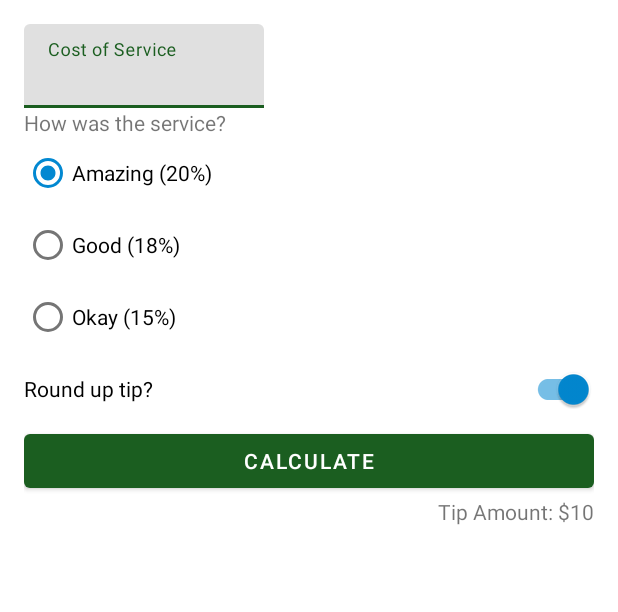
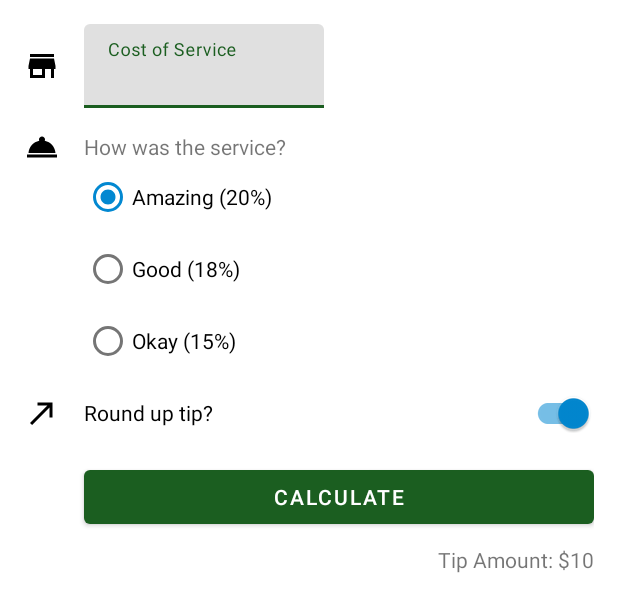
Before and after one commit to danielcoderman/Tip-Time, an Android app: the layout activity_main.xml on its own in the app's theme, with its tools: preview values and no code run, on a phone screen of 412 x 824 dp. Shown: the top 612 px of the screen. Run offline under Robolectric (Android 15) with nearby library versions, the phone set to English and light mode, and no system bars.

Commit message:
Finished "material components" section in "create a more polished user experience" codelab

```diff
--- a/app/build.gradle
+++ b/app/build.gradle
@@ -14,6 +14,7 @@ android {
         versionName "1.0"
 
         testInstrumentationRunner "androidx.test.runner.AndroidJUnitRunner"
+        vectorDrawables.useSupportLibrary = true
     }
 
     buildTypes {
--- /dev/null
+++ b/app/src/main/res/drawable/ic_round_up.xml
@@ -0,0 +1,5 @@
+<vector android:height="24dp" android:tint="#000000"
+    android:viewportHeight="24" android:viewportWidth="24"
+    android:width="24dp" xmlns:android="http://schemas.android.com/apk/res/android">
+    <path android:fillColor="@android:color/white" android:pathData="M9,5v2h6.59L4,18.59 5.41,20 17,8.41V15h2V5z"/>
+</vector>
--- /dev/null
+++ b/app/src/main/res/drawable/ic_service.xml
@@ -0,0 +1,5 @@
+<vector android:height="24dp" android:tint="#000000"
+    android:viewportHeight="24" android:viewportWidth="24"
+    android:width="24dp" xmlns:android="http://schemas.android.com/apk/res/android">
+    <path android:fillColor="@android:color/white" android:pathData="M2,17h20v2L2,19zM13.84,7.79c0.1,-0.24 0.16,-0.51 0.16,-0.79 0,-1.1 -0.9,-2 -2,-2s-2,0.9 -2,2c0,0.28 0.06,0.55 0.16,0.79C6.25,8.6 3.27,11.93 3,16h18c-0.27,-4.07 -3.25,-7.4 -7.16,-8.21z"/>
+</vector>
--- /dev/null
+++ b/app/src/main/res/drawable/ic_store.xml
@@ -0,0 +1,5 @@
+<vector android:height="24dp" android:tint="#000000"
+    android:viewportHeight="24" android:viewportWidth="24"
+    android:width="24dp" xmlns:android="http://schemas.android.com/apk/res/android">
+    <path android:fillColor="@android:color/white" android:pathData="M20,4L4,4v2h16L20,4zM21,14v-2l-1,-5L4,7l-1,5v2h1v6h10v-6h4v6h2v-6h1zM12,18L6,18v-4h6v4z"/>
+</vector>
--- a/app/src/main/res/layout/activity_main.xml
+++ b/app/src/main/res/layout/activity_main.xml
@@ -7,12 +7,23 @@
     android:padding="16dp"
     tools:context=".MainActivity">
 
+    <ImageView
+        android:id="@+id/icon_cost_of_service"
+        android:layout_width="wrap_content"
+        android:layout_height="wrap_content"
+        android:importantForAccessibility="no"
+        app:srcCompat="@drawable/ic_store"
+        app:layout_constraintStart_toStartOf="parent"
+        app:layout_constraintTop_toTopOf="@id/cost_of_service"
+        app:layout_constraintBottom_toBottomOf="@id/cost_of_service"/>
+
     <com.google.android.material.textfield.TextInputLayout
         android:id="@+id/cost_of_service"
         android:layout_width="160dp"
         android:layout_height="wrap_content"
         android:hint="@string/cost_of_service"
-        app:layout_constraintStart_toStartOf="parent"
+        android:layout_marginStart="16dp"
+        app:layout_constraintStart_toEndOf="@id/icon_cost_of_service"
         app:layout_constraintTop_toTopOf="parent">
         <com.google.android.material.textfield.TextInputEditText
             android:id="@+id/cost_of_service_edit_text"
@@ -22,13 +33,24 @@
 
     </com.google.android.material.textfield.TextInputLayout>
 
+    <ImageView
+        android:id="@+id/icon_service_question"
+        android:layout_width="wrap_content"
+        android:layout_height="wrap_content"
+        android:importantForAccessibility="no"
+        app:srcCompat="@drawable/ic_service"
+        app:layout_constraintStart_toStartOf="parent"
+        app:layout_constraintTop_toTopOf="@id/service_question"
+        app:layout_constraintBottom_toBottomOf="@id/service_question"/>
+
     <TextView
         android:id="@+id/service_question"
         android:layout_width="wrap_content"
         android:layout_height="wrap_content"
         android:text="@string/how_was_the_service"
-        app:layout_constraintStart_toStartOf="parent"
-        app:layout_constraintTop_toBottomOf="@id/cost_of_service" />
+        app:layout_constraintStart_toStartOf="@id/cost_of_service"
+        app:layout_constraintTop_toBottomOf="@id/cost_of_service"
+        android:layout_marginTop="16dp"/>
 
     <RadioGroup
         android:id="@+id/tip_options"
@@ -36,7 +58,7 @@
         android:layout_height="wrap_content"
         android:checkedButton="@id/option_twenty_percent"
         android:orientation="vertical"
-        app:layout_constraintStart_toStartOf="parent"
+        app:layout_constraintStart_toStartOf="@id/service_question"
         app:layout_constraintTop_toBottomOf="@id/service_question">
 
         <RadioButton
@@ -58,6 +80,16 @@
             android:text="@string/okay_service" />
     </RadioGroup>
 
+    <ImageView
+        android:id="@+id/icon_round_up"
+        android:layout_width="wrap_content"
+        android:layout_height="wrap_content"
+        app:srcCompat="@drawable/ic_round_up"
+        android:importantForAccessibility="no"
+        app:layout_constraintStart_toStartOf="parent"
+        app:layout_constraintTop_toTopOf="@id/round_up_switch"
+        app:layout_constraintBottom_toBottomOf="@id/round_up_switch" />
+
     <com.google.android.material.switchmaterial.SwitchMaterial
         android:id="@+id/round_up_switch"
         android:layout_width="0dp"
@@ -74,7 +106,8 @@
         android:layout_height="wrap_content"
         android:text="@string/calculate"
         app:layout_constraintEnd_toEndOf="parent"
-        app:layout_constraintStart_toStartOf="parent"
+        app:layout_constraintStart_toStartOf="@id/round_up_switch"
+        android:layout_marginTop="8dp"
         app:layout_constraintTop_toBottomOf="@id/round_up_switch" />
 
     <TextView
@@ -82,6 +115,7 @@
         android:layout_width="wrap_content"
         android:layout_height="wrap_content"
         app:layout_constraintEnd_toEndOf="parent"
+        android:layout_marginTop="8dp"
         app:layout_constraintTop_toBottomOf="@id/calculate_button"
         tools:text="Tip Amount: $10" />
 
```
